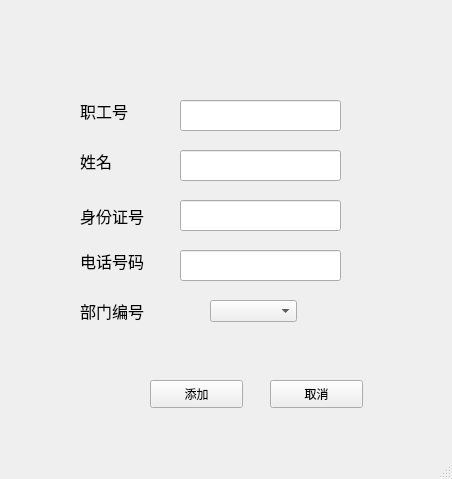
Qt form UI/add.ui (Tswatery/Mysql-final-work) before a commit.
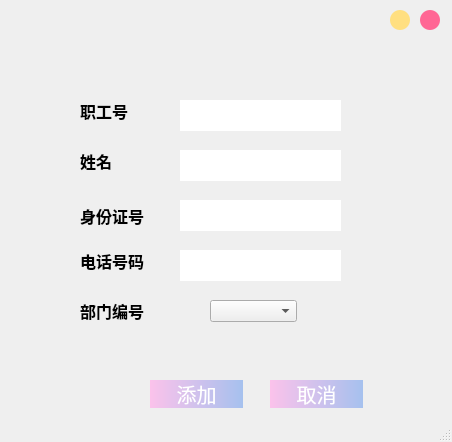
The same form after that commit.

Commit message: 界面美化

The edit to the form file:
```diff
--- a/UI/add.ui
+++ b/UI/add.ui
@@ -7,12 +7,24 @@
     <x>0</x>
     <y>0</y>
     <width>452</width>
-    <height>479</height>
+    <height>442</height>
    </rect>
   </property>
   <property name="windowTitle">
    <string>MainWindow</string>
   </property>
+  <property name="styleSheet">
+   <string notr="true">QLineEdit{
+    border:0px;    #去除边框
+    margin:10px; 	#设置10像素的外框距
+	margin-left:50px;    #设置左边外框距50px
+	margin-right:50px;		#设置右边外框距50px，这样垂直分布可以居中
+    border-bottom: 2px solid #B3B3B3; 	#显示下框线，且为2px像素宽度颜色为#B3B3B3
+    font-family:'Microsoft YaHei'; 	#设置字体
+    font-size:20px; 	#字体大小
+    font-weight:bold;		#粗体
+    }</string>
+  </property>
   <widget class="QWidget" name="centralwidget">
    <widget class="QLabel" name="label">
     <property name="geometry">
@@ -25,8 +37,10 @@
     </property>
     <property name="font">
      <font>
-      <family>Arial</family>
+      <family>Microsoft YaHei</family>
       <pointsize>12</pointsize>
+      <weight>75</weight>
+      <bold>true</bold>
      </font>
     </property>
     <property name="text">
@@ -44,8 +58,10 @@
     </property>
     <property name="font">
      <font>
-      <family>Arial</family>
+      <family>Microsoft YaHei</family>
       <pointsize>12</pointsize>
+      <weight>75</weight>
+      <bold>true</bold>
      </font>
     </property>
     <property name="text">
@@ -57,14 +73,16 @@
      <rect>
       <x>80</x>
       <y>200</y>
-      <width>81</width>
+      <width>91</width>
       <height>31</height>
      </rect>
     </property>
     <property name="font">
      <font>
-      <family>Arial</family>
+      <family>Microsoft YaHei</family>
       <pointsize>12</pointsize>
+      <weight>75</weight>
+      <bold>true</bold>
      </font>
     </property>
     <property name="text">
@@ -76,14 +94,16 @@
      <rect>
       <x>80</x>
       <y>250</y>
-      <width>81</width>
+      <width>91</width>
       <height>21</height>
      </rect>
     </property>
     <property name="font">
      <font>
-      <family>Arial</family>
+      <family>Microsoft YaHei</family>
       <pointsize>12</pointsize>
+      <weight>75</weight>
+      <bold>true</bold>
      </font>
     </property>
     <property name="text">
@@ -101,8 +121,10 @@
     </property>
     <property name="font">
      <font>
-      <family>Arial</family>
+      <family>Microsoft YaHei</family>
       <pointsize>12</pointsize>
+      <weight>75</weight>
+      <bold>true</bold>
      </font>
     </property>
     <property name="text">
@@ -118,6 +140,9 @@
       <height>31</height>
      </rect>
     </property>
+    <property name="text">
+     <string/>
+    </property>
    </widget>
    <widget class="QLineEdit" name="lineEdit_2">
     <property name="geometry">
@@ -158,6 +183,25 @@
       <height>28</height>
      </rect>
     </property>
+    <property name="styleSheet">
+     <string notr="true">QPushButton{
+    border:0px;
+    height:30px;
+    border-radius:15px;
+    font-family:'Microsoft YaHei';
+    font-size:20px;
+	color:white;
+    background-color:qlineargradient(spread:pad, x1:0, y1:0, x2:1, y2:0, stop:0 #fbc2eb, stop:1 #a6c1ee);
+    }
+
+ QPushButton:hover{
+     background-color:qlineargradient(spread:pad, x1:0, y1:0, x2:1, y2:0, stop:0 #ffd2f0, stop:1 #b0cbf8);
+ }
+
+ QPushButton:pressed{
+     background-color:qlineargradient(spread:pad, x1:0, y1:0, x2:1, y2:0, stop:0 #e1aad2, stop:1 #92adda);
+     }</string>
+    </property>
     <property name="text">
      <string>添加</string>
     </property>
@@ -201,10 +245,126 @@
       <height>28</height>
      </rect>
     </property>
+    <property name="styleSheet">
+     <string notr="true">QPushButton{
+    border:0px;
+    height:30px;
+    border-radius:15px;
+    font-family:'Microsoft YaHei';
+    font-size:20px;
+	color:white;
+    background-color:qlineargradient(spread:pad, x1:0, y1:0, x2:1, y2:0, stop:0 #fbc2eb, stop:1 #a6c1ee);
+    }
+
+ QPushButton:hover{
+     background-color:qlineargradient(spread:pad, x1:0, y1:0, x2:1, y2:0, stop:0 #ffd2f0, stop:1 #b0cbf8);
+ }
+
+ QPushButton:pressed{
+     background-color:qlineargradient(spread:pad, x1:0, y1:0, x2:1, y2:0, stop:0 #e1aad2, stop:1 #92adda);
+     }</string>
+    </property>
     <property name="text">
      <string>取消</string>
     </property>
    </widget>
+   <widget class="QPushButton" name="hidden_pushButton">
+    <property name="geometry">
+     <rect>
+      <x>390</x>
+      <y>10</y>
+      <width>20</width>
+      <height>20</height>
+     </rect>
+    </property>
+    <property name="sizePolicy">
+     <sizepolicy hsizetype="Fixed" vsizetype="Fixed">
+      <horstretch>0</horstretch>
+      <verstretch>0</verstretch>
+     </sizepolicy>
+    </property>
+    <property name="minimumSize">
+     <size>
+      <width>20</width>
+      <height>20</height>
+     </size>
+    </property>
+    <property name="maximumSize">
+     <size>
+      <width>20</width>
+      <height>20</height>
+     </size>
+    </property>
+    <property name="baseSize">
+     <size>
+      <width>0</width>
+      <height>0</height>
+     </size>
+    </property>
+    <property name="styleSheet">
+     <string notr="true">QPushButton
+{
+background:#FFDF80;
+border-radius:10px;
+}
+QPushButton:hover
+{
+background:#FFC105;
+}
+
+</string>
+    </property>
+    <property name="text">
+     <string/>
+    </property>
+   </widget>
+   <widget class="QPushButton" name="close_pushButton">
+    <property name="enabled">
+     <bool>true</bool>
+    </property>
+    <property name="geometry">
+     <rect>
+      <x>420</x>
+      <y>10</y>
+      <width>20</width>
+      <height>20</height>
+     </rect>
+    </property>
+    <property name="sizePolicy">
+     <sizepolicy hsizetype="Fixed" vsizetype="Fixed">
+      <horstretch>0</horstretch>
+      <verstretch>0</verstretch>
+     </sizepolicy>
+    </property>
+    <property name="minimumSize">
+     <size>
+      <width>20</width>
+      <height>20</height>
+     </size>
+    </property>
+    <property name="maximumSize">
+     <size>
+      <width>20</width>
+      <height>20</height>
+     </size>
+    </property>
+    <property name="styleSheet">
+     <string notr="true">QPushButton
+{
+background:#FF6694;
+border-radius:10px;
+}
+QPushButton:hover
+{
+background:#FF0000;
+}
+
+</string>
+    </property>
+    <property name="text">
+     <string/>
+    </property>
+   </widget>
   </widget>
   <widget class="QStatusBar" name="statusbar"/>
  </widget>
```
Left out of the diff: 4 changed lines with no effect on the pictures. The commit also changes 6 other files.
